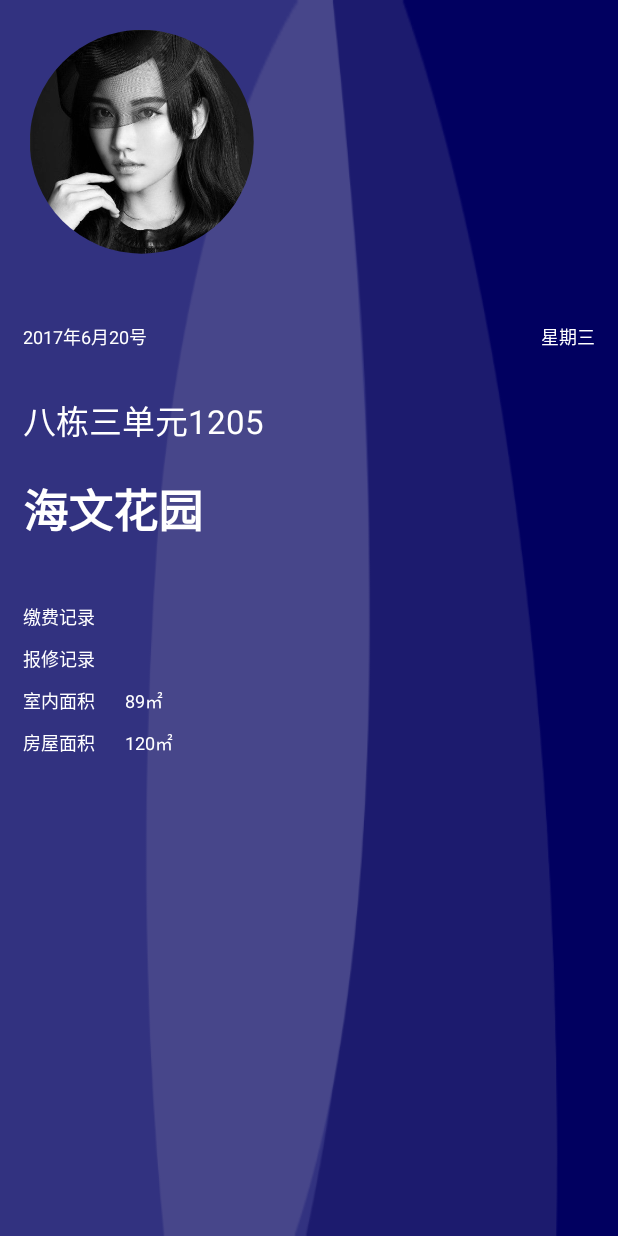
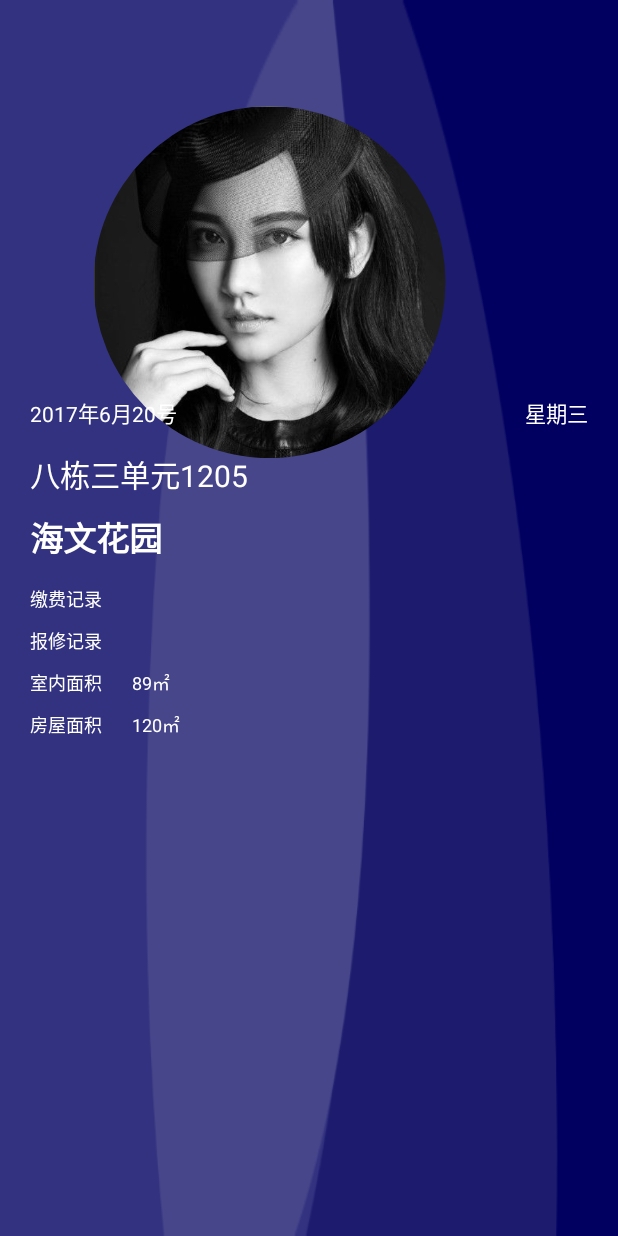
Before and after one commit to RaleighLuo/Wisdom, an Android app: the screen it shows after launch (MainActivity), on a phone screen of 412 x 824 dp. Run offline under Robolectric (Android 15) with nearby library versions, the phone set to English and light mode, and no system bars; our stand-ins replace ButterKnife, CircleImageView.

Commit message:
主页动画 调整

```diff
--- a/app/src/main/java/com/gkzxhn/wisdom/AvatarImageBehavior.java
+++ b/app/src/main/java/com/gkzxhn/wisdom/behavior/AvatarImageBehavior.java
@@ -1,4 +1,4 @@
-package com.gkzxhn.wisdom;
+package com.gkzxhn.wisdom.behavior;
 
 import android.content.Context;
 import android.support.design.widget.AppBarLayout;
@@ -6,7 +6,12 @@ import android.support.design.widget.CoordinatorLayout;
 import android.support.v7.widget.Toolbar;
 import android.util.AttributeSet;
 import android.util.Log;
+import android.util.TypedValue;
 import android.view.View;
+import android.widget.RelativeLayout;
+import android.widget.TextView;
+
+import com.gkzxhn.wisdom.R;
 
 import de.hdodenhof.circleimageview.CircleImageView;
 
@@ -16,7 +21,7 @@ import de.hdodenhof.circleimageview.CircleImageView;
  * @author wangchenlong
  */
 @SuppressWarnings("unused")
-public class AvatarImageBehavior extends CoordinatorLayout.Behavior<CircleImageView> {
+public class AvatarImageBehavior extends CoordinatorLayout.Behavior<RelativeLayout> {
     private final static float MIN_AVATAR_PERCENTAGE_SIZE = 0.3f;
     private final static int EXTRA_FINAL_AVATAR_PADDING = 80;
 
@@ -49,22 +54,44 @@ public class AvatarImageBehavior extends CoordinatorLayout.Behavior<CircleImageV
 
 
     @Override
-    public boolean layoutDependsOn(CoordinatorLayout parent, CircleImageView child, View dependency) {
+    public boolean layoutDependsOn(CoordinatorLayout parent, RelativeLayout child, View dependency) {
         // 依赖Toolbar控件
         return dependency instanceof Toolbar;
     }
 
     @Override
-    public boolean onDependentViewChanged(CoordinatorLayout parent, CircleImageView child, View dependency) {
+    public boolean onDependentViewChanged(CoordinatorLayout parent, RelativeLayout childRoot, View dependency) {
+        CircleImageView child= (CircleImageView) childRoot.getChildAt(0);
 
         // 初始化属性
-        shouldInitProperties(child, dependency);
+        shouldInitProperties(childRoot,child, dependency);
 
         // 最大滑动距离: 起始位置-状态栏高度
 //        final int maxScrollDistance = (int) (mStartToolbarPosition - getStatusBarHeight());
         final int  maxScrollDistance=getStatusBarHeight();
         // 滑动的百分比
         float expandedPercentageFactor = dependency.getY() / maxScrollDistance;
+
+        for(int i=1;i<childRoot.getChildCount();i++){
+            TextView tvTitle= (TextView) childRoot.getChildAt(i);
+            int dimen=0;
+            switch (tvTitle.getId()){
+                case R.id.home_full_screen_layout_tv_week:
+                case R.id.home_full_screen_layout_tv_date:
+                    dimen=R.dimen.main_layout_date_text_size;
+                    break;
+                case R.id.home_full_screen_layout_tv_home_number:
+                    dimen=R.dimen.main_layout_home_number_text_size;
+                    break;
+                case R.id.home_full_screen_layout_tv_community_name:
+                    dimen=R.dimen.main_layout_community_name_text_size;
+                    break;
+
+            }
+            int titleSize=mContext.getResources().getDimensionPixelSize(dimen);
+            float disSize=4*(1-expandedPercentageFactor);//[0-4的区间]
+            tvTitle.setTextSize(TypedValue.COMPLEX_UNIT_PX, (float) (titleSize-disSize));
+        }
 //        Log.e("mStartToolbarPosition="+mStartToolbarPosition,"raleigh_test");
 //        Log.e("getStatusBarHeight()="+getStatusBarHeight(),"raleigh_test");
 //        Log.e("dependency.getY() ="+dependency.getY() ,"raleigh_test");
@@ -103,7 +130,7 @@ public class AvatarImageBehavior extends CoordinatorLayout.Behavior<CircleImageV
         child.setX(mStartXPosition - distanceXToSubtract);
 
         // 图片大小
-        CoordinatorLayout.LayoutParams lp = (CoordinatorLayout.LayoutParams) child.getLayoutParams();
+        RelativeLayout.LayoutParams lp = (RelativeLayout.LayoutParams) child.getLayoutParams();
         lp.width = (int) (mStartHeight - heightToSubtract);
         lp.height = (int) (mStartHeight - heightToSubtract);
         child.setLayoutParams(lp);
@@ -117,7 +144,7 @@ public class AvatarImageBehavior extends CoordinatorLayout.Behavior<CircleImageV
      * @param child      图片控件
      * @param dependency ToolBar
      */
-    private void shouldInitProperties(CircleImageView child, View dependency) {
+    private void shouldInitProperties( RelativeLayout childRoot,CircleImageView child, View dependency) {
 //        Log.e("childX="+child.getX()+",childY"+ child.getY()+",childHeigth"+child.getHeight(),"raleigh_test");
 //        Log.e("dependencyX="+dependency.getX()+",dependencyY"+ dependency.getY()+",dependencyHeigth"+dependency.getHeight(),"raleigh_test");
 
@@ -142,10 +169,10 @@ public class AvatarImageBehavior extends CoordinatorLayout.Behavior<CircleImageV
 
         // 边缘+缩略图宽度的一半
         if (mFinalXPosition == 0)
-            mFinalXPosition=mImageFinalMargin+(mFinalHeight / 2);
+            mFinalXPosition=childRoot.getPaddingLeft()+(mFinalHeight / 2);
 //            mFinalXPosition = mContext.getResources().getDimensionPixelOffset(R.dimen.image_final_margin) + (mFinalHeight / 2);
         if (mFinalYPosition == 0)
-            mFinalYPosition = mImageFinalMargin+(mFinalHeight / 2);
+            mFinalYPosition = childRoot.getPaddingTop()+(mFinalHeight / 2);
 
         // Toolbar的起始位置
         if (mStartToolbarPosition == 0)
--- a/app/src/main/res/layout/activity_main.xml
+++ b/app/src/main/res/layout/activity_main.xml
@@ -32,7 +32,7 @@
                 android:id="@+id/main_fl_title"
                 android:layout_width="match_parent"
                 android:layout_height="wrap_content"
-                android:layout_marginTop="200dip"
+                android:layout_marginTop="370dip"
                 android:layout_gravity="center_horizontal"
                 app:layout_collapseMode="parallax">
                 <include layout="@layout/home_full_screen_layout"/>
@@ -67,13 +67,63 @@
 
     </android.support.v7.widget.Toolbar>
 
+    <RelativeLayout
+        android:layout_width="match_parent"
+        android:paddingLeft="20dip"
+        android:paddingRight="20dip"
+        android:paddingTop="10dip"
+        android:paddingBottom="10dip"
+        app:layout_behavior="com.gkzxhn.wisdom.behavior.AvatarImageBehavior"
+        android:layout_height="wrap_content">
         <de.hdodenhof.circleimageview.CircleImageView
             android:layout_width="@dimen/image_width"
             android:layout_height="@dimen/image_width"
             android:src="@drawable/small"
+            android:id="@+id/main_layout_iv_portrait"
             app:border_color="@android:color/white"
             app:border_width="2dp"
             android:onClick="onClickListener"
-        app:layout_behavior=".AvatarImageBehavior" />
-
+          />
+        <TextView
+            android:layout_width="wrap_content"
+            android:layout_height="wrap_content"
+            android:text="2017年6月20号"
+            android:layout_marginTop="20dip"
+            android:layout_below="@+id/main_layout_iv_portrait"
+            android:textSize="@dimen/main_layout_date_text_size"
+            android:textColor="@android:color/white"
+            android:id="@+id/home_full_screen_layout_tv_date"
+            />
+        <TextView
+            android:layout_width="wrap_content"
+            android:layout_height="wrap_content"
+            android:text="星期三"
+            android:textSize="@dimen/main_layout_date_text_size"
+            android:layout_alignTop="@+id/home_full_screen_layout_tv_date"
+            android:textColor="@android:color/white"
+            android:layout_alignParentRight="true"
+            android:id="@+id/home_full_screen_layout_tv_week"
+            />
+        <TextView
+            android:layout_marginTop="15dip"
+            android:layout_width="wrap_content"
+            android:layout_height="wrap_content"
+            android:gravity="bottom|center"
+            android:layout_below="@+id/home_full_screen_layout_tv_date"
+            android:text="八栋三单元1205"
+            android:id="@+id/home_full_screen_layout_tv_home_number"
+            android:textSize="@dimen/main_layout_home_number_text_size"
+            android:textColor="@android:color/white"
+            />
+        <TextView
+            android:layout_width="wrap_content"
+            android:layout_height="wrap_content"
+            android:layout_marginTop="10dp"
+            android:layout_below="@+id/home_full_screen_layout_tv_home_number"
+            android:text="海文花园"
+            android:id="@+id/home_full_screen_layout_tv_community_name"
+            android:textSize="@dimen/main_layout_community_name_text_size"
+            android:textStyle="bold"
+            android:textColor="@android:color/white" />
+    </RelativeLayout>
 </android.support.design.widget.CoordinatorLayout>
--- a/app/src/main/res/layout/home_full_screen_layout.xml
+++ b/app/src/main/res/layout/home_full_screen_layout.xml
@@ -2,55 +2,13 @@
 <RelativeLayout xmlns:android="http://schemas.android.com/apk/res/android"
     android:orientation="vertical" android:layout_width="match_parent"
     android:layout_height="match_parent"
-    android:padding="15dip"
-    android:layout_marginBottom="10dip"
+    android:padding="20dip"
     android:id="@+id/main_ll_title_container"
     >
     <TextView
         android:layout_width="wrap_content"
         android:layout_height="wrap_content"
-        android:text="2017年6月20号"
-        android:textSize="12sp"
-        android:textColor="@android:color/white"
-        android:id="@+id/home_full_screen_layout_tv_date"
-        />
-    <TextView
-        android:layout_width="wrap_content"
-        android:layout_height="wrap_content"
-        android:text="星期三"
-        android:textSize="12sp"
-        android:layout_alignTop="@+id/home_full_screen_layout_tv_date"
-        android:textColor="@android:color/white"
-        android:layout_alignParentRight="true"
-        android:id="@+id/home_full_screen_layout_tv_week"
-        />
-    <TextView
-        android:layout_marginTop="30dip"
-        android:layout_width="wrap_content"
-        android:layout_height="wrap_content"
-        android:gravity="bottom|center"
-        android:layout_below="@+id/home_full_screen_layout_tv_date"
-        android:text="八栋三单元1205"
-        android:id="@+id/home_full_screen_layout_tv_home_number"
-        android:textSize="22sp"
-        android:textColor="@android:color/white"
-        />
-
-    <TextView
-        android:layout_width="wrap_content"
-        android:layout_height="wrap_content"
-        android:layout_marginTop="20dp"
-        android:layout_below="@+id/home_full_screen_layout_tv_home_number"
-        android:text="海文花园"
-        android:id="@+id/home_full_screen_layout_tv_community_name"
-        android:textSize="30sp"
-        android:textStyle="bold"
-        android:textColor="@android:color/white" />
-    <TextView
-        android:layout_width="wrap_content"
-        android:layout_height="wrap_content"
         android:text="@string/pay_record"
-        android:layout_marginTop="40dip"
         android:textSize="12sp"
         android:textColor="@android:color/white"
         android:layout_below="@+id/home_full_screen_layout_tv_community_name"
--- a/app/src/main/res/values/dimens.xml
+++ b/app/src/main/res/values/dimens.xml
@@ -13,5 +13,9 @@
     <dimen name="main_max_height">400dip</dimen>
     <dimen name="image_start_margin">20dip</dimen>
     <dimen name="image_final_margin">15dip</dimen>
+    <!--主页-->
+    <dimen name="main_layout_date_text_size">12sp</dimen>
+    <dimen name="main_layout_home_number_text_size">18sp</dimen>
+    <dimen name="main_layout_community_name_text_size">20sp</dimen>
 
 </resources>
```
Lines whose indentation alone changed are shown as unchanged.
